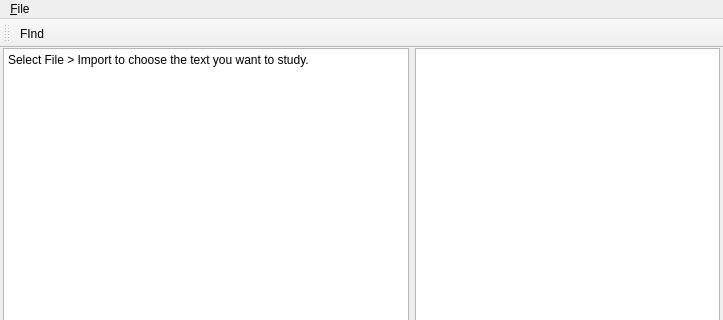
ludofischer/concordar, file concordance/main_window.ui: the form before one commit; both pictures show x 0 to 723 and y 0 to 320 of the 723 by 596 pixel window.
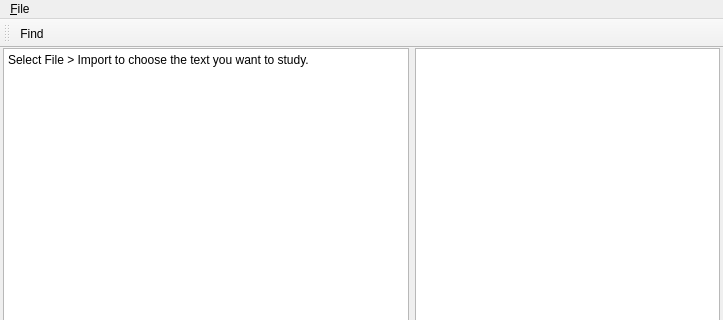
The form after the commit.

Commit message: Rudimentary search box.

The edit to the form file:
```diff
--- a/concordance/main_window.ui
+++ b/concordance/main_window.ui
@@ -99,7 +99,7 @@
    <attribute name="toolBarBreak">
     <bool>false</bool>
    </attribute>
-   <addaction name="actionFInd"/>
+   <addaction name="actionFind"/>
   </widget>
   <action name="actionImport">
    <property name="text">
@@ -114,9 +114,9 @@
     <enum>QAction::QuitRole</enum>
    </property>
   </action>
-  <action name="actionFInd">
+  <action name="actionFind">
    <property name="text">
-    <string>FInd</string>
+    <string>Find</string>
    </property>
   </action>
  </widget>
```
The commit also changes 2 other files.
